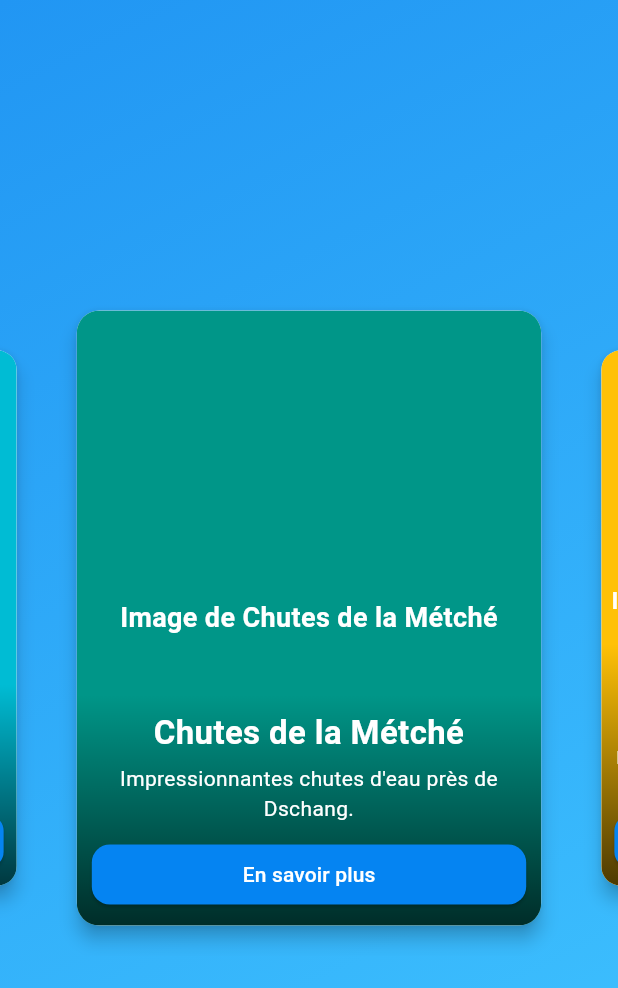
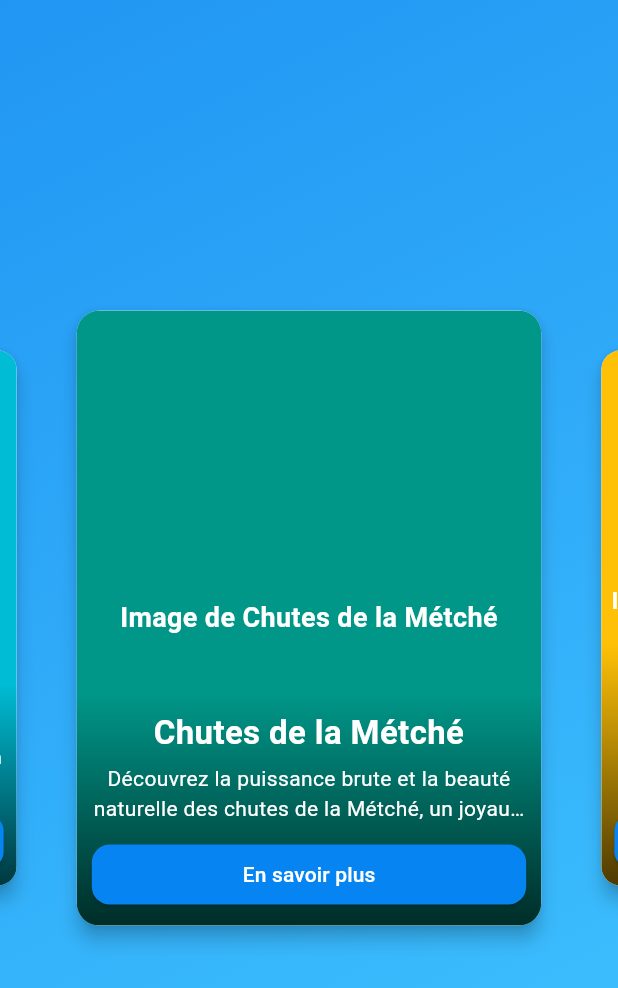
Before and after one commit to GitDurrel/flutter_project, a Flutter app: the NewHomeScreen screen opened directly, on a phone screen of 412 x 824 dp. Shown: the top 988 px of the screen. Run offline on Flutter 3.47's test engine with Material 3 defaults, Android fonts, the phone set to English and light mode, and no system bars; drawn by our look-alikes of carousel_slider; our stand-ins replace google_maps_flutter, shimmer; network calls fail.

Commit message:
Refactor: Improve UI design and switch to static data
This commit introduces several improvements to the application:

1.  **Design Harmonization:**
    - I changed the default neutral background color from a yellow-green (EDF259) to a light gray (F5F5F5) for a cleaner and more modern look. This affects the `scaffoldBackgroundColor` and general `colorScheme.background`.
    - I removed an unused widget (`BreadcrumbsDisplay`) that had a slightly different hardcoded gray background.

2.  **Homepage Enhancements:**
    - I updated the descriptive text for locations in the homepage carousel (`NewHomeScreen`) to be more engaging and informative.

3.  **Static Data Implementation:**
    - I modified `ApiService` to fetch suggested places from a local static JSON file (`assets/static_data/suggested_places.json`) instead of relying on a non-existent API.
    - I added the static JSON data file and included it in `pubspec.yaml` assets.
    - This allows the application to function with sample data for development and demonstration purposes.

4.  **Testing:**
    - I verified all changes to ensure:
        - Correct background color application.
        - Updated homepage content.
        - Successful loading of static data in `SuggestedPlacesPage`.
        - Continued app stability.

The navbar's design remains untouched as per your requirements.

```diff
--- a/lib/screens/new_home_screen.dart
+++ b/lib/screens/new_home_screen.dart
@@ -35,31 +35,31 @@ class _NewHomeScreenState extends State<NewHomeScreen> {
   static final List<Map<String, dynamic>> _carouselLocations = [
     {
       'name': 'Chutes de la Métché',
-      'details': 'Impressionnantes chutes d\'eau près de Dschang.',
+      'details': 'Découvrez la puissance brute et la beauté naturelle des chutes de la Métché, un joyau caché près de Dschang, parfait pour une escapade mémorable.',
       'latitude': 5.4500, 'longitude': 10.0500,
       'placeholderColor': Colors.teal, // Couleur utilisée pour le fond du placeholder d'image.
     },
     {
       'name': 'Musée des Civilisations à Dschang',
-      'details': 'Explore l\'histoire et la culture des peuples de l\'Ouest Cameroun.',
+      'details': 'Plongez au cœur des traditions de l\'Ouest Cameroun au Musée des Civilisations à Dschang, un voyage fascinant à travers l\'art et l\'histoire.',
       'latitude': 5.4430, 'longitude': 10.0600,
       'placeholderColor': Colors.amber,
     },
     {
       'name': 'Chefferie de Bafoussam',
-      'details': 'Siège traditionnel important, riche en histoire et culture Bamileke.',
+      'details': 'Visitez la majestueuse Chefferie de Bafoussam, un centre vibrant de la culture Bamileke, et admirez son architecture traditionnelle et son histoire royale.',
       'latitude': 5.4730, 'longitude': 10.4200,
       'placeholderColor': Colors.purple,
     },
     {
       'name': 'Mont Mbapit',
-      'details': 'Volcan éteint avec un lac de cratère, offre des vues panoramiques.',
+      'details': 'Aventurez-vous sur le Mont Mbapit, un ancien volcan offrant des randonnées spectaculaires jusqu\'à son lac de cratère mystique et des vues panoramiques à couper le souffle.',
       'latitude': 5.1500, 'longitude': 10.7000,
       'placeholderColor': Colors.green,
     },
     {
       'name': 'Lac Baleng',
-      'details': 'Lac de cratère mystique, lieu de légendes locales.',
+      'details': 'Explorez les rives sereines du Lac Baleng, un lieu empreint de légendes locales et d\'une beauté tranquille, idéal pour une réflexion paisible et la photographie.',
       'latitude': 5.4800, 'longitude': 10.3500,
       'placeholderColor': Colors.cyan,
     }
--- a/lib/utils/constants.dart
+++ b/lib/utils/constants.dart
@@ -4,7 +4,7 @@ import 'package:flutter/material.dart';
 
 // Couleur Neutre: Souvent utilisée pour les fonds ou les éléments d'interface discrets.
 // Exemple: EDF259 (un jaune-vert clair)
-const kNeutralColor = Color(0xFFEDF259);
+const kNeutralColor = Color(0xFFF5F5F5);
 
 // Couleur Primaire: Couleur principale de l'application, utilisée pour les éléments importants
 // comme les AppBars, les boutons principaux, etc.
--- a/pubspec.yaml
+++ b/pubspec.yaml
@@ -62,7 +62,8 @@ flutter:
   uses-material-design: true
 
   # To add assets to your application, add an assets section, like this:
-  # assets:
+  assets:
+    - assets/static_data/suggested_places.json
   #   - images/a_dot_burr.jpeg
   #   - images/a_dot_ham.jpeg
 
```
Also changed, not shown: assets/static_data/suggested_places.json (added, +42 -0 lines), lib/services/api_service.dart (+18 -33 lines), lib/widgets/breadcrumbs_display.dart (deleted, +0 -33 lines), 1 other file.
